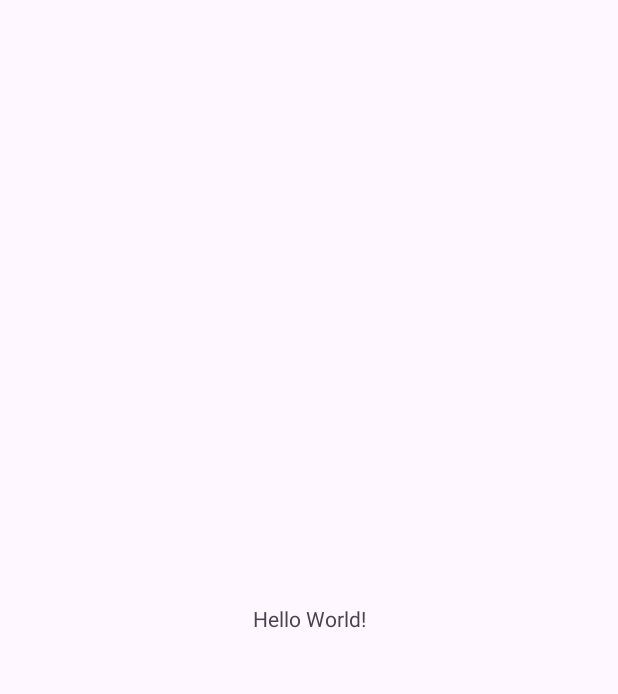
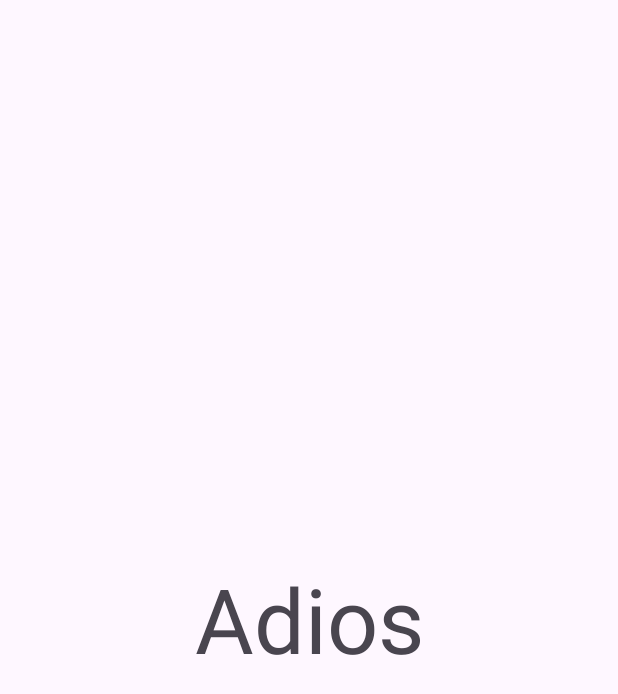
Before and after one commit to sergiopalmero87/Proyecto_TFG, an Android app: the screen it shows after launch (MainActivity), on a phone screen of 412 x 824 dp. Before the commit the part shown is almost empty. Shown: the top 694 px of the screen. Run offline under Robolectric (Android 15) with nearby library versions, the phone set to English and light mode, and no system bars.

Commit message:
prueba branch

```diff
--- a/app/src/main/res/layout/activity_main.xml
+++ b/app/src/main/res/layout/activity_main.xml
@@ -9,7 +9,8 @@
     <TextView
         android:layout_width="wrap_content"
         android:layout_height="wrap_content"
-        android:text="Hello World!"
+        android:text="Adios"
+        android:textSize="60sp"
         app:layout_constraintBottom_toBottomOf="parent"
         app:layout_constraintEnd_toEndOf="parent"
         app:layout_constraintStart_toStartOf="parent"
```
